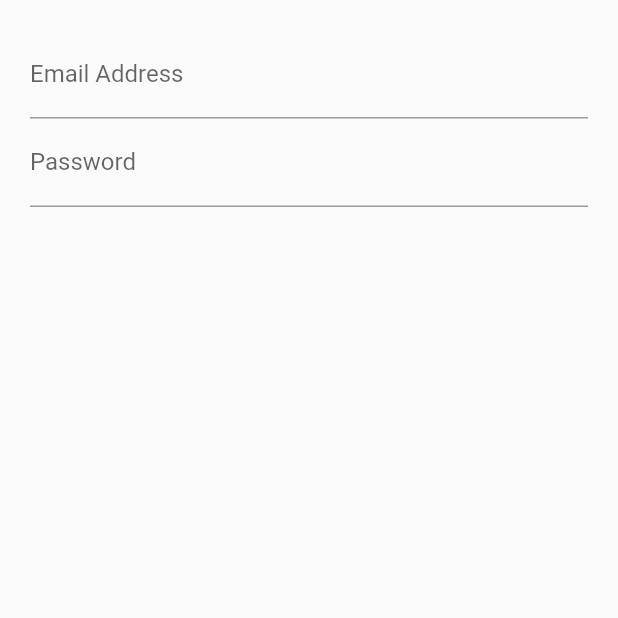
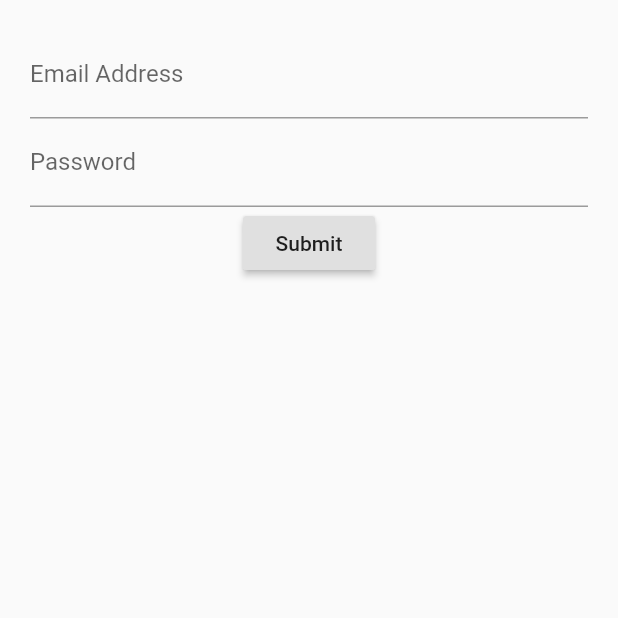
Before and after one commit to crhwebdev-courses/flutter-login-stateful, a Flutter app: the screen it shows after launch, on a phone screen of 412 x 824 dp, the top half of it. Run offline on Flutter 3.47's test engine with Material 2 defaults, Android fonts, the phone set to English and light mode, and no system bars.

Commit message:
Add submit button to LoginScreen

```diff
--- a/lib/src/screens/login_screen.dart
+++ b/lib/src/screens/login_screen.dart
@@ -15,7 +15,7 @@ class LoginScreenState extends State<LoginScreen> {
           children: [
             emailField(),
             passwordField(),
-            // submitButton(),
+            submitButton(),
           ],
         ),
       ),
@@ -42,5 +42,12 @@ class LoginScreenState extends State<LoginScreen> {
     );
   }
 
-  Widget submitButton() {}
+  Widget submitButton() {
+    return RaisedButton(
+      child: Text('Submit'),
+      onPressed: () {
+        print('Submit pressed!');
+      },
+    );
+  }
 }
```
